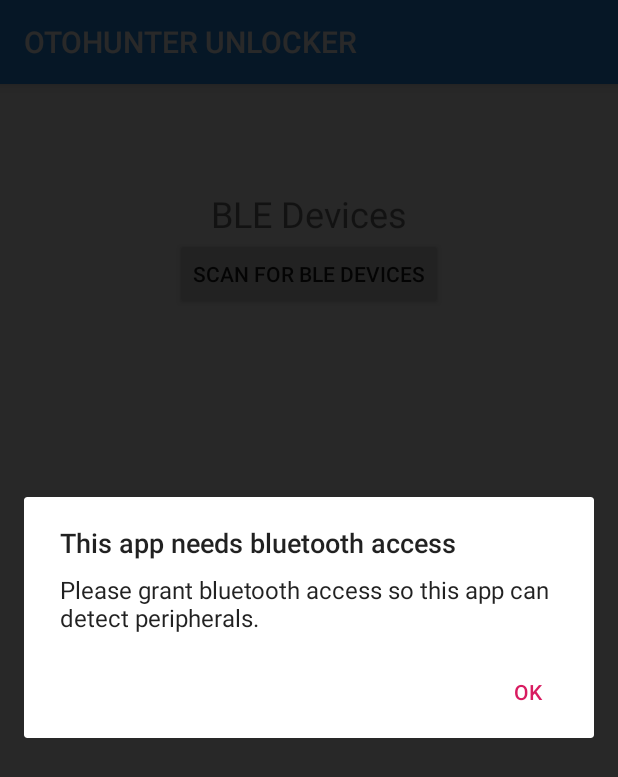
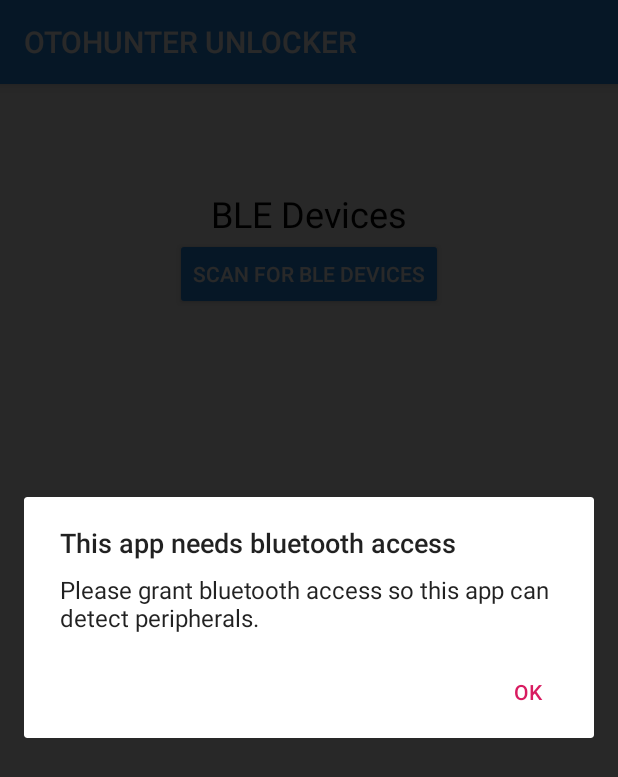
Before and after one commit to tyc222/BLE-Scanner, an Android app: the screen it shows after launch (MainActivity), on a phone screen of 412 x 824 dp. Shown: the top 777 px of the screen. Run offline under Robolectric (Android 15) with nearby library versions, the phone set to English and light mode, and no system bars.

Commit message:
Add colour to button

```diff
--- a/app/src/main/res/layout/fragment_scan_device.xml
+++ b/app/src/main/res/layout/fragment_scan_device.xml
@@ -19,6 +19,7 @@
             android:layout_centerHorizontal="true"
             android:layout_centerVertical="false"
             android:text="BLE Devices"
+            android:textColor="@android:color/black"
             android:textSize="24sp" />
 
         <Button
@@ -26,7 +27,10 @@
             android:layout_width="wrap_content"
             android:layout_height="wrap_content"
             android:layout_centerInParent="true"
-            android:text="scan for ble devices" />
+            android:backgroundTint="#2691F0"
+            android:elevation="0dp"
+            android:text="scan for ble devices"
+            android:textColor="@android:color/white" />
 
     </RelativeLayout>
 
```
Also changed, not shown: app/src/main/res/layout/fragment_message_with_device.xml (+6 -2 lines).
